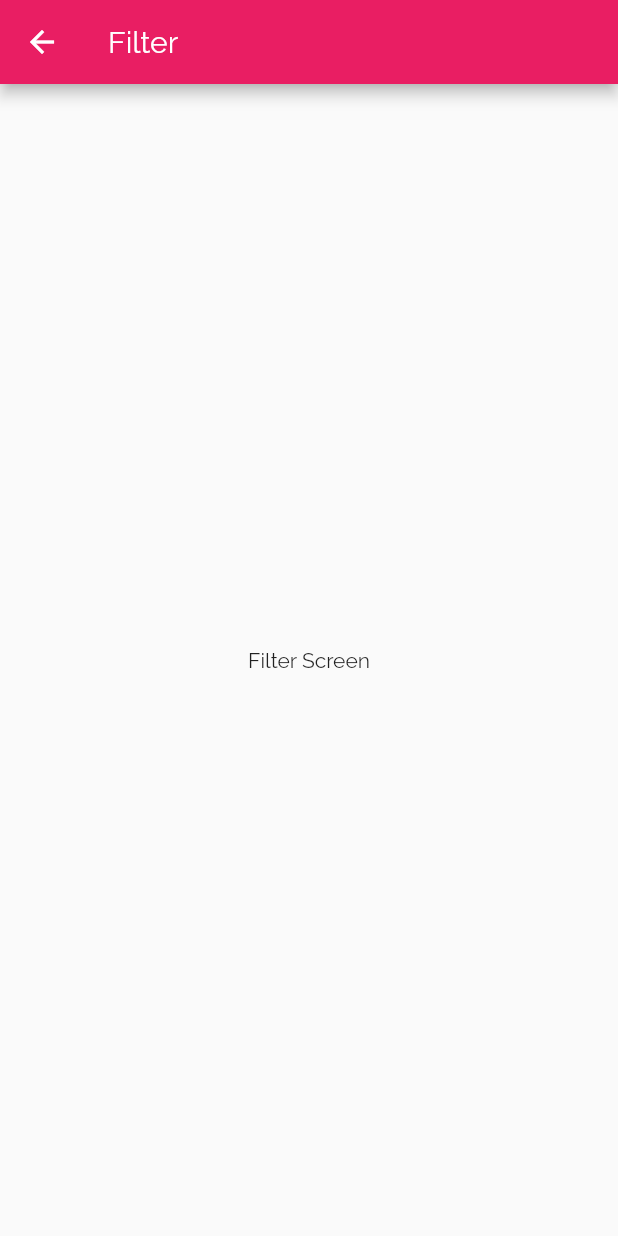
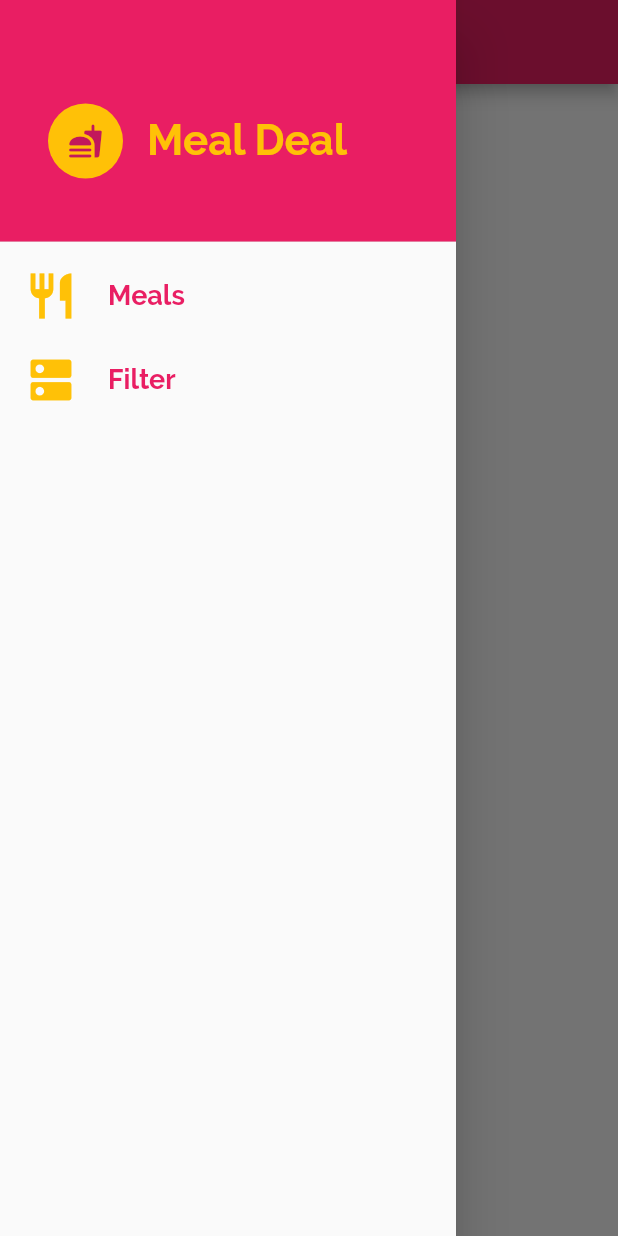
Before and after one commit to Nipun-Dew/Food_App_flutter, a Flutter app: the FilterScreen screen opened directly, with the side drawer open (before the commit the screen has no drawer), on a phone screen of 412 x 824 dp. Run offline on Flutter 3.47's test engine with Material 2 defaults, Android fonts, the phone set to English and light mode, and no system bars.

Commit message:
finish the drawer

```diff
--- a/lib/Screens/Filter_screen.dart
+++ b/lib/Screens/Filter_screen.dart
@@ -1,4 +1,6 @@
 import 'package:flutter/material.dart';
+
+import '../widgets/drawer.dart';
 
 class FilterScreen extends StatelessWidget {
   @override
@@ -8,6 +10,7 @@ class FilterScreen extends StatelessWidget {
         title: Text("Filter"),
       ),
       body: Center(child: Text("Filter Screen")),
+      drawer: Drawer(child: MyDrawer()),
     );
   }
 }
--- a/lib/widgets/drawer.dart
+++ b/lib/widgets/drawer.dart
@@ -38,7 +38,7 @@ class MyDrawer extends StatelessWidget {
         ),
         ListTile(
           title: Text(
-            "Favourites",
+            "Meals",
             style: TextStyle(
               color: Theme.of(context).primaryColor,
               fontSize: 18,
@@ -51,13 +51,13 @@ class MyDrawer extends StatelessWidget {
             color: Theme.of(context).accentColor,
           ),
           onTap: () {
-            Navigator.of(context).push(
+            Navigator.of(context).pushReplacement(
                 MaterialPageRoute(builder: (context) => TabScreen()));
           },
         ),
         ListTile(
           onTap: () {
-            Navigator.of(context).push(
+            Navigator.of(context).pushReplacement(
                 MaterialPageRoute(builder: (context) => FilterScreen()));
           },
           title: Text(
```
